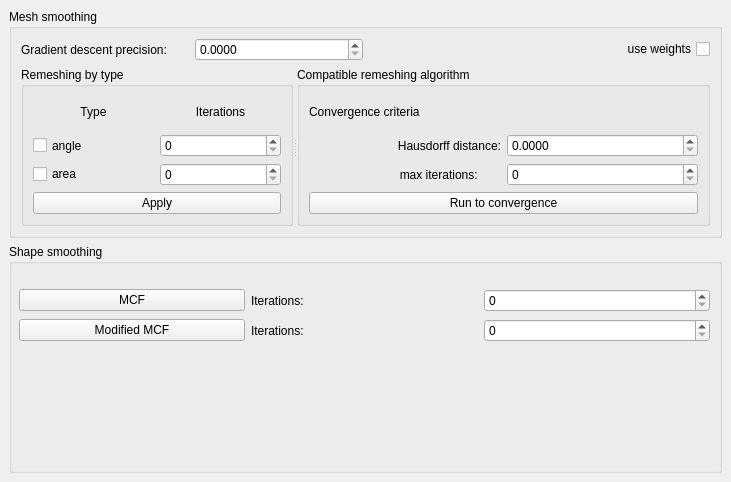
Qt form Polyhedron/demo/Polyhedron/Plugins/PMP/Smoothing_plugin.ui (CGAL/cgal) before a commit.
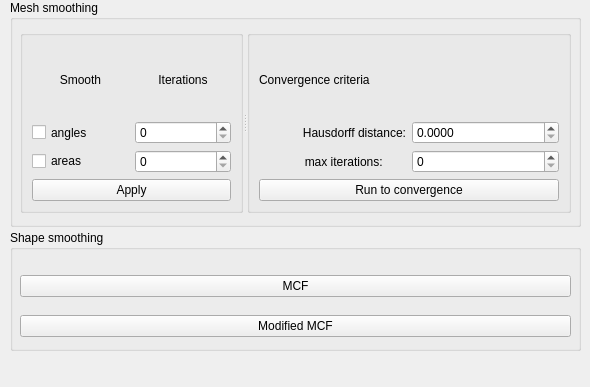
The same form after that commit.

Commit message: bug fixes & selection functionality in the demo

Diff of the .ui file:
```diff
--- a/Polyhedron/demo/Polyhedron/Plugins/PMP/Smoothing_plugin.ui
+++ b/Polyhedron/demo/Polyhedron/Plugins/PMP/Smoothing_plugin.ui
@@ -6,55 +6,86 @@
    <rect>
     <x>0</x>
     <y>0</y>
-    <width>731</width>
-    <height>482</height>
+    <width>590</width>
+    <height>387</height>
    </rect>
   </property>
   <property name="windowTitle">
    <string/>
   </property>
   <widget class="QWidget" name="dockWidgetContents">
-   <layout class="QVBoxLayout" name="verticalLayout_3">
+   <widget class="QGroupBox" name="Shape_groupBox">
+    <property name="geometry">
+     <rect>
+      <x>10</x>
+      <y>230</y>
+      <width>571</width>
+      <height>121</height>
+     </rect>
+    </property>
+    <property name="title">
+     <string>Shape smoothing</string>
+    </property>
+    <widget class="QWidget" name="layoutWidget">
+     <property name="geometry">
+      <rect>
+       <x>10</x>
+       <y>40</y>
+       <width>551</width>
+       <height>33</height>
+      </rect>
+     </property>
+     <layout class="QHBoxLayout" name="horizontalLayout_3">
     <item>
+       <widget class="QPushButton" name="MCF_Button">
+        <property name="text">
+         <string>MCF</string>
+        </property>
+       </widget>
+      </item>
+     </layout>
+    </widget>
+    <widget class="QWidget" name="layoutWidget">
+     <property name="geometry">
+      <rect>
+       <x>10</x>
+       <y>80</y>
+       <width>551</width>
+       <height>33</height>
+      </rect>
+     </property>
+     <layout class="QHBoxLayout" name="horizontalLayout_4">
+      <item>
+       <widget class="QPushButton" name="modified_MCF_button">
+        <property name="text">
+         <string>Modified MCF</string>
+        </property>
+       </widget>
+      </item>
+     </layout>
+    </widget>
+   </widget>
      <widget class="QGroupBox" name="Mesh_groupBox">
+    <property name="geometry">
+     <rect>
+      <x>10</x>
+      <y>0</y>
+      <width>571</width>
+      <height>227</height>
+     </rect>
+    </property>
       <property name="title">
        <string>Mesh smoothing</string>
       </property>
-      <layout class="QVBoxLayout" name="verticalLayout_4">
-       <item>
-        <layout class="QHBoxLayout" name="horizontalLayout_2">
-         <item>
-          <layout class="QHBoxLayout" name="horizontalLayout">
-           <item>
-            <widget class="QLabel" name="gd_precision_label">
-             <property name="text">
-              <string>Gradient descent precision:</string>
-             </property>
-            </widget>
-           </item>
-           <item>
-            <widget class="QDoubleSpinBox" name="gd_dSpinBox">
-             <property name="decimals">
-              <number>4</number>
-             </property>
-            </widget>
-           </item>
-          </layout>
-         </item>
-         <item>
-          <widget class="QCheckBox" name="use_weights_checkBox">
-           <property name="layoutDirection">
-            <enum>Qt::RightToLeft</enum>
-           </property>
-           <property name="text">
-            <string>use weights</string>
-           </property>
-          </widget>
-         </item>
-        </layout>
-       </item>
-       <item>
         <widget class="QSplitter" name="splitter">
+     <property name="geometry">
+      <rect>
+       <x>10</x>
+       <y>30</y>
+       <width>551</width>
+       <height>183</height>
+      </rect>
+     </property>
          <property name="orientation">
           <enum>Qt::Horizontal</enum>
          </property>
@@ -66,7 +97,7 @@
            <enum>Qt::LeftToRight</enum>
           </property>
           <property name="title">
-           <string>Remeshing by type </string>
+       <string/>
           </property>
           <property name="flat">
            <bool>false</bool>
@@ -80,7 +111,7 @@
              <item row="6" column="0">
               <widget class="QCheckBox" name="Area_checkBox">
                <property name="text">
-                <string>area</string>
+            <string>areas</string>
                </property>
               </widget>
              </item>
@@ -90,7 +121,7 @@
              <item row="0" column="0">
               <widget class="QLabel" name="label">
                <property name="text">
-                <string>Type</string>
+            <string>Smooth</string>
                </property>
                <property name="alignment">
                 <set>Qt::AlignCenter</set>
@@ -119,7 +150,7 @@
                 </sizepolicy>
                </property>
                <property name="text">
-                <string>angle</string>
+            <string>angles</string>
                </property>
               </widget>
              </item>
@@ -136,7 +167,7 @@
          </widget>
          <widget class="QGroupBox" name="Compatible_groupBox">
           <property name="title">
-           <string>Compatible remeshing algorithm  </string>
+       <string/>
           </property>
           <layout class="QVBoxLayout" name="verticalLayout_2">
            <item>
@@ -203,79 +234,7 @@
           </layout>
          </widget>
         </widget>
-       </item>
-      </layout>
-     </widget>
-    </item>
-    <item>
-     <widget class="QGroupBox" name="Shape_groupBox">
-      <property name="title">
-       <string>Shape smoothing</string>
-      </property>
-      <widget class="QWidget" name="">
-       <property name="geometry">
-        <rect>
-         <x>10</x>
-         <y>40</y>
-         <width>691</width>
-         <height>33</height>
-        </rect>
-       </property>
-       <layout class="QHBoxLayout" name="horizontalLayout_3">
-        <item>
-         <widget class="QPushButton" name="MCF_Button">
-          <property name="text">
-           <string>MCF</string>
-          </property>
-         </widget>
-        </item>
-        <item>
-         <widget class="QLabel" name="iterations_mcf">
-          <property name="layoutDirection">
-           <enum>Qt::LeftToRight</enum>
-          </property>
-          <property name="text">
-           <string>Iterations:</string>
-          </property>
-         </widget>
-        </item>
-        <item>
-         <widget class="QSpinBox" name="curv_iterations_spinBox"/>
-        </item>
-       </layout>
-      </widget>
-      <widget class="QWidget" name="">
-       <property name="geometry">
-        <rect>
-         <x>10</x>
-         <y>70</y>
-         <width>691</width>
-         <height>33</height>
-        </rect>
-       </property>
-       <layout class="QHBoxLayout" name="horizontalLayout_4">
-        <item>
-         <widget class="QPushButton" name="modified_MCF_button">
-          <property name="text">
-           <string>Modified MCF</string>
-          </property>
-         </widget>
-        </item>
-        <item>
-         <widget class="QLabel" name="iterations_mcf_2">
-          <property name="text">
-           <string>Iterations:</string>
-          </property>
-         </widget>
-        </item>
-        <item>
-         <widget class="QSpinBox" name="curv_iterations_spinBox_2"/>
-        </item>
-       </layout>
-      </widget>
-     </widget>
-    </item>
-   </layout>
+   </widget>
   </widget>
  </widget>
  <resources/>
```
Lines whose indentation alone changed are shown as unchanged. The commit also changes 2 other files.
